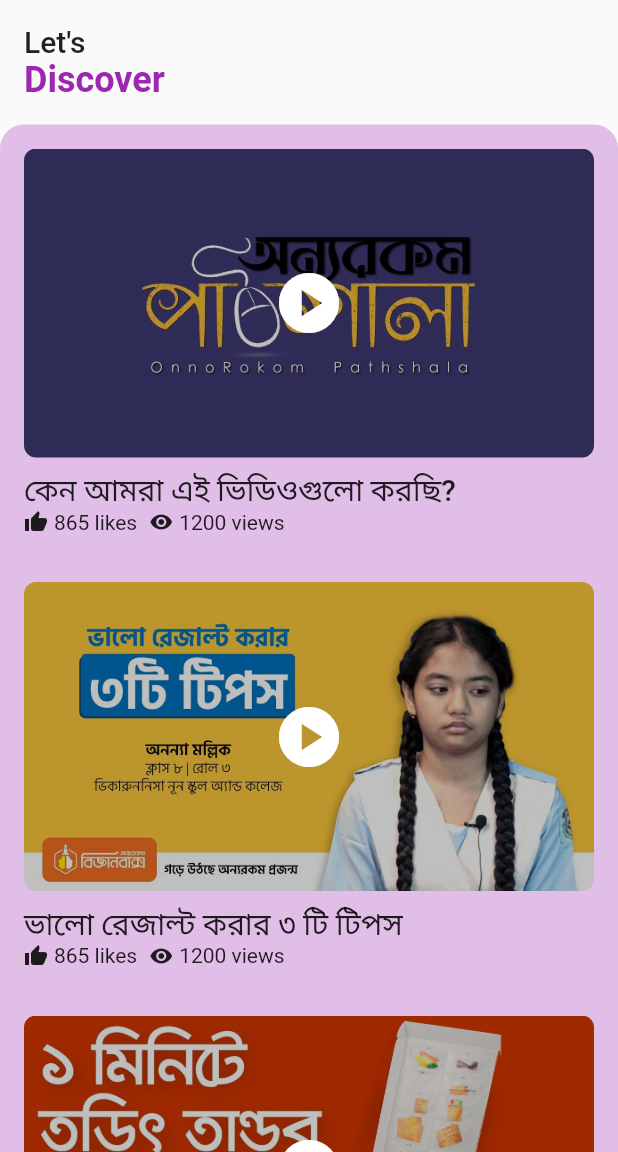
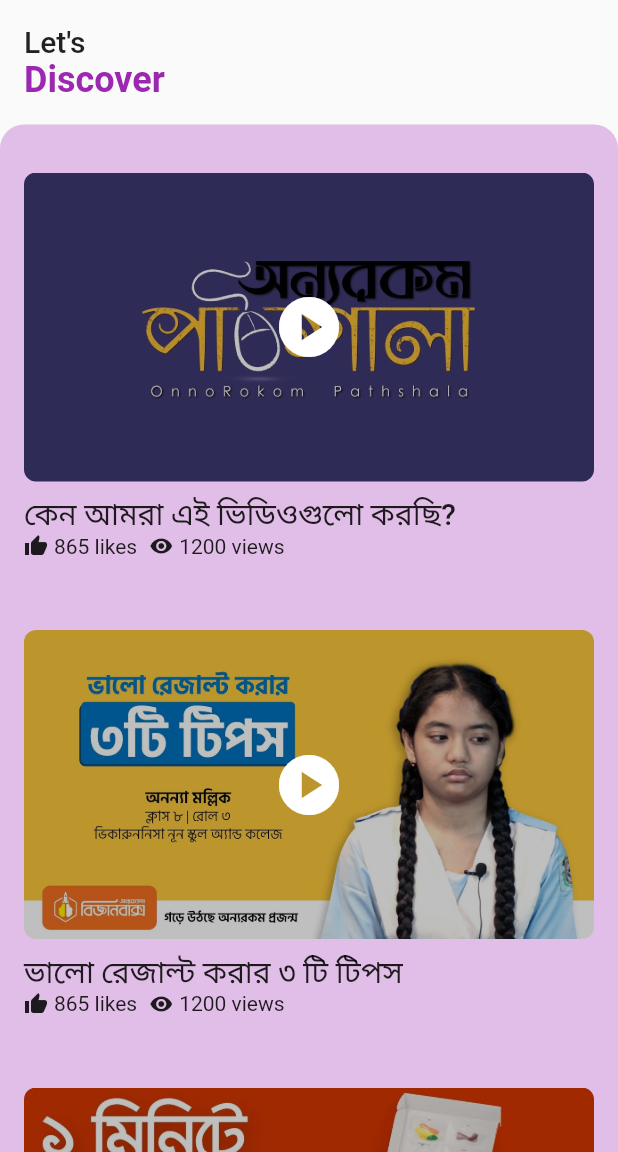
Before and after one commit to 7ANV1R/streaming_app, a Flutter app: the screen it shows after launch, on a phone screen of 412 x 824 dp, the part 84-1236 px from its top. Run offline on Flutter 3.47's test engine with Material 2 defaults, Android fonts, the light colour scheme and no system bars; our stand-ins replace bloc, chewie, equatable, flutter_bloc, video_player.

Commit message:
changed few things

```diff
--- a/lib/Home/view/widgets/feed.dart
+++ b/lib/Home/view/widgets/feed.dart
@@ -21,7 +21,10 @@
       physics: const BouncingScrollPhysics(),
       itemCount: videos.length,
       itemBuilder: (context, index) {
-        return VideoCard(size: size, videos: videos, textTheme: textTheme, index: index);
+        return Padding(
+          padding: const EdgeInsets.only(top: 16),
+          child: VideoCard(size: size, videos: videos, textTheme: textTheme, index: index),
+        );
       },
     );
   }
--- a/lib/main.dart
+++ b/lib/main.dart
@@ -1,6 +1,5 @@
 import 'package:flutter/material.dart';
 import 'package:flutter/services.dart';
-import 'package:streaming_app/Player/view/player_page.dart';
 
 import 'Home/home.dart';
 
```
Also changed, not shown: lib/Player/view/player_page.dart (+40 -6 lines).
